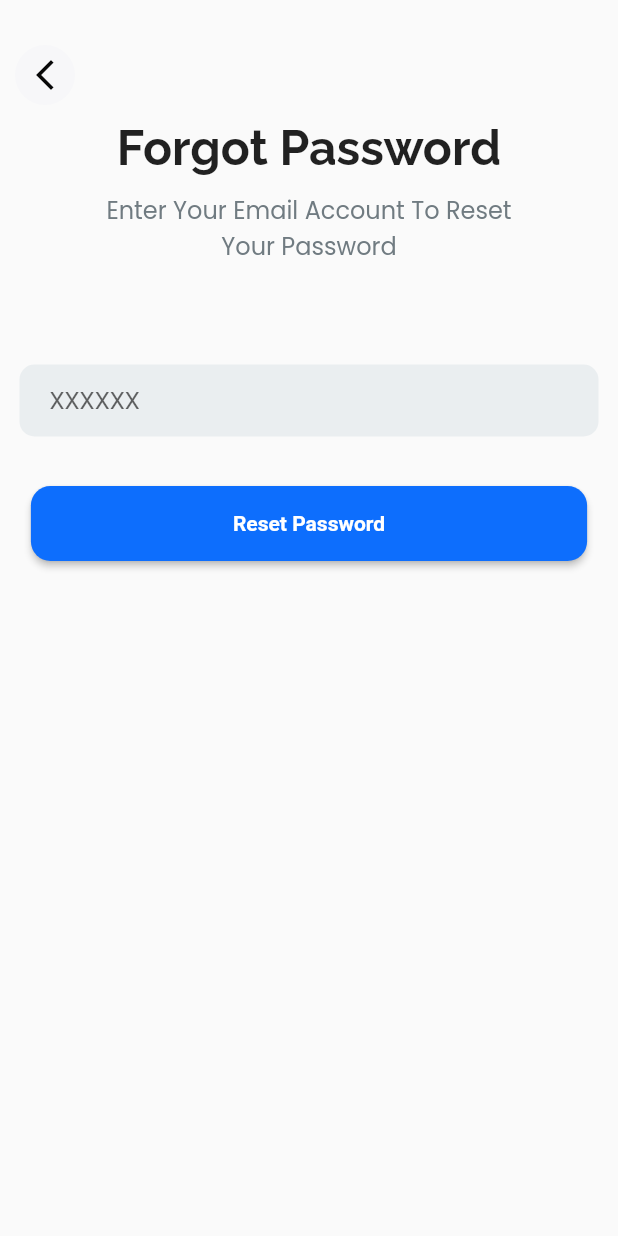
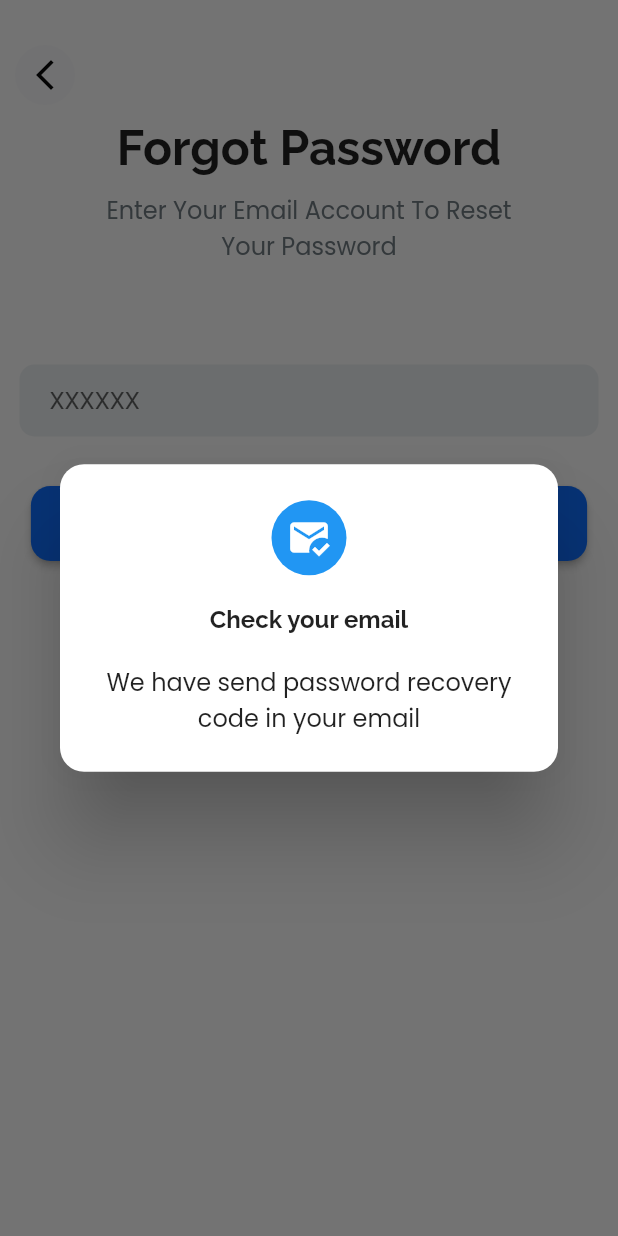
Before and after one commit to Thecaracter/testmsib, a Flutter app: the ForgotPassword screen opened directly, after a tap on "Reset Password", on a phone screen of 412 x 824 dp. Run offline on Flutter 3.47's test engine with Material 2 defaults, Android fonts, the phone set to English and light mode, and no system bars; our stand-ins replace dots_indicator, google_fonts.

Commit message:
penambahan show dialog forgot password

```diff
--- /dev/null
+++ b/lib/core/widget/alertdialog.dart
@@ -0,0 +1,53 @@
+import 'package:clean_msib/core/constants/fontweight.dart';
+import 'package:flutter/material.dart';
+import 'package:google_fonts/google_fonts.dart';
+
+class CustomAlertDialog extends StatelessWidget {
+  @override
+  Widget build(BuildContext context) {
+    return AlertDialog(
+      shape: RoundedRectangleBorder(
+        borderRadius: BorderRadius.circular(16.0),
+      ),
+      title: Column(
+        children: [
+          Container(
+            decoration: const BoxDecoration(
+              shape: BoxShape.circle,
+              color: Colors.blue, // Ganti dengan warna yang Anda inginkan
+            ),
+            padding: const EdgeInsets.all(
+                10), // Sesuaikan ukuran lingkaran di belakang ikon
+            child: const Icon(
+              Icons.mark_email_read,
+              color: Colors.white, // Ganti dengan warna ikon yang Anda inginkan
+              size: 30, // Sesuaikan ukuran ikon
+            ),
+          ),
+        ],
+      ),
+      content: Column(
+        mainAxisSize: MainAxisSize.min,
+        crossAxisAlignment: CrossAxisAlignment.start,
+        children: [
+          Center(
+            child: Text(
+              'Check your email',
+              style:
+                  GoogleFonts.raleway(fontWeight: AppFont.bold, fontSize: 16),
+            ),
+          ),
+          SizedBox(height: 20),
+          Center(
+            child: Text(
+              'We have send password recovery code in your email',
+              textAlign: TextAlign.center,
+              style: GoogleFonts.poppins(
+                  fontWeight: AppFont.regular, fontSize: 16),
+            ),
+          ),
+        ],
+      ),
+    );
+  }
+}
--- a/lib/features/auth/presentation/pages/forgotpassword.dart
+++ b/lib/features/auth/presentation/pages/forgotpassword.dart
@@ -1,5 +1,6 @@
 import 'package:clean_msib/core/constants/color.dart';
 import 'package:clean_msib/core/constants/fontweight.dart';
+import 'package:clean_msib/core/widget/alertdialog.dart';
 import 'package:clean_msib/core/widget/custombutton.dart';
 import 'package:clean_msib/core/widget/inputwidget.dart';
 import 'package:clean_msib/features/auth/presentation/pages/login.dart';
@@ -78,7 +79,15 @@ class _ForgotPasswordState extends State<ForgotPassword> {
                 fontWeight: AppFont.semibold,
                 backgroundColor: ColorApp.primary,
                 textColor: Colors.white,
-                onPressed: () {},
+                onPressed: () {
+                  // Call the showDialog function with the CustomAlertDialog as the builder
+                  showDialog(
+                    context: context,
+                    builder: (BuildContext context) {
+                      return CustomAlertDialog();
+                    },
+                  );
+                },
               ),
             ),
           ],
```
